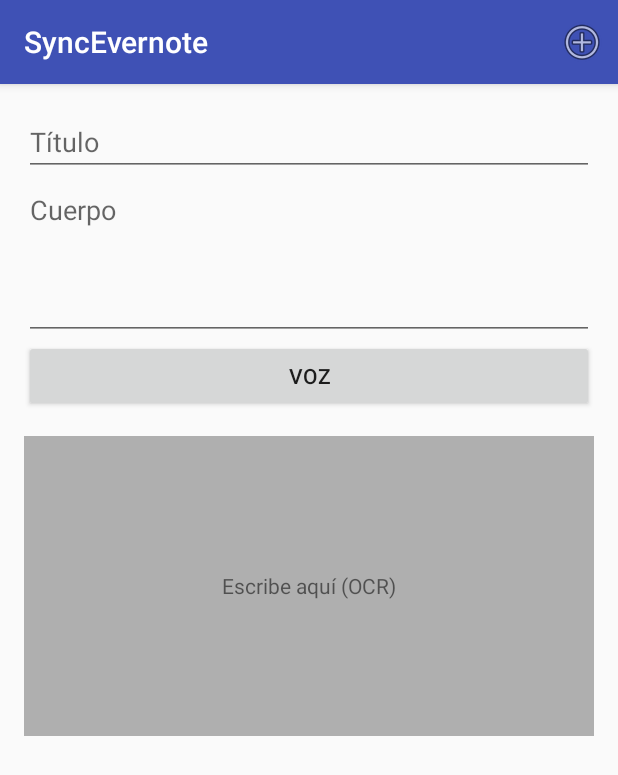
After one commit to jccarrillocodes/SyncEvernote, an Android app: the fragment AddNoteFragment placed in its activity, on a phone screen of 412 x 824 dp. The commit adds this screen. Shown: the top 775 px of the screen. Run offline under Robolectric (Android 15) with nearby library versions, the phone set to English and light mode, and no system bars; libraries missing offline, so code that uses them is left out: com.evernote.client, com.evernote.edam; 1 statement that could not run was skipped.

Commit message:
Vista de añadir nota y correcciones

```diff
--- /dev/null
+++ b/app/src/main/java/com/jccarrillo/syncevernote/fragment/AddNoteFragment.java
@@ -0,0 +1,154 @@
+package com.jccarrillo.syncevernote.fragment;
+
+import android.app.Activity;
+import android.content.Context;
+import android.content.Intent;
+import android.os.Bundle;
+import android.speech.RecognizerIntent;
+import android.support.annotation.Nullable;
+import android.support.v4.app.Fragment;
+import android.util.Log;
+import android.view.LayoutInflater;
+import android.view.Menu;
+import android.view.MenuInflater;
+import android.view.MenuItem;
+import android.view.View;
+import android.view.ViewGroup;
+import android.view.inputmethod.InputMethodManager;
+import android.widget.Button;
+import android.widget.EditText;
+import android.widget.Toast;
+
+import com.evernote.client.android.EvernoteUtil;
+import com.evernote.client.android.asyncclient.EvernoteCallback;
+import com.evernote.client.android.asyncclient.EvernoteNoteStoreClient;
+import com.evernote.edam.type.Note;
+import com.jccarrillo.syncevernote.R;
+import com.jccarrillo.syncevernote.activity.MainActivity;
+import com.jccarrillo.syncevernote.manager.EvernoteSessionManager;
+
+import java.util.ArrayList;
+
+/**
+ * Created by Juan Carlos on 29/10/2015.
+ */
+public class AddNoteFragment extends Fragment {
+
+    private static final int REQUEST_CODE = 0x1234;
+
+    private EditText etTitle;
+    private EditText etContent;
+    private Button btnVoice;
+    private View llSaving;
+
+    @Nullable
+    @Override
+    public View onCreateView(LayoutInflater inflater, ViewGroup container, Bundle savedInstanceState) {
+        return inflater.inflate(R.layout.fragment_add_note, container, false);
+    }
+
+    @Override
+    public void onViewCreated(View view, @Nullable Bundle savedInstanceState) {
+        super.onViewCreated(view, savedInstanceState);
+        initialize(view);
+        linkListeners();
+    }
+
+    private void initialize( View view ){
+        setRetainInstance(true);
+
+        etTitle = (EditText) view.findViewById(R.id.editText);
+        etContent = (EditText) view.findViewById(R.id.editText2);
+        btnVoice = (Button) view.findViewById(R.id.btnSpeak);
+        llSaving = view.findViewById(R.id.llSaving);
+
+        ((MainActivity)getActivity()).setupMenu(false,true);
+    }
+
+    private void linkListeners() {
+        btnVoice.setOnClickListener(onBtnVoiceClick);
+    }
+
+    private View.OnClickListener onBtnVoiceClick = new View.OnClickListener() {
+        @Override
+        public void onClick(View v) {
+            startVoiceRecognitionActivity();
+        }
+    };
+
+    private void startVoiceRecognitionActivity() {
+        Intent intent = new Intent(RecognizerIntent.ACTION_RECOGNIZE_SPEECH);
+        intent.putExtra(RecognizerIntent.EXTRA_LANGUAGE_MODEL, RecognizerIntent.LANGUAGE_MODEL_FREE_FORM);
+        intent.putExtra(RecognizerIntent.EXTRA_PROMPT, getString(R.string.voice_input_add));
+        startActivityForResult(intent, REQUEST_CODE);
+    }
+
+    @Override
+    public void onActivityResult(int requestCode, int resultCode, Intent data) {
+        if (requestCode == REQUEST_CODE && resultCode == Activity.RESULT_OK) {
+            // Populate the wordsList with the String values the recognition engine thought it heard
+            ArrayList<String> matches = data.getStringArrayListExtra( RecognizerIntent.EXTRA_RESULTS);
+            StringBuilder sb = new StringBuilder();
+            if( etContent.getText().length() != 0 ) {
+                sb.append(etContent.getText().toString());
+                sb.append("\n");
+            } else
+                sb.append(etContent.getText().toString());
+
+            for( String match: matches ) {
+                sb.append(match);
+                // Se deberían mostrar las posibilidades, pero no es el caso
+                break;
+            }
+
+            etContent.setText(sb);
+        }
+        super.onActivityResult(requestCode, resultCode, data);
+    }
+
+    @Override
+    public boolean onOptionsItemSelected(MenuItem item) {
+        if( item.getItemId() == R.id.action_add ){
+            addNote();
+        }
+        return super.onOptionsItemSelected(item);
+    }
+
+    private void addNote(){
+        if (!EvernoteSessionManager.getSession().isLoggedIn()) {
+            return;
+        }
+
+        llSaving.setVisibility(View.VISIBLE);
+        View view = getActivity().getCurrentFocus();
+        if (view != null) {
+            InputMethodManager imm = (InputMethodManager)getActivity().getSystemService(Context.INPUT_METHOD_SERVICE);
+            imm.hideSoftInputFromWindow(view.getWindowToken(), 0);
+        }
+
+        EvernoteNoteStoreClient noteStoreClient = EvernoteSessionManager.getSession().getEvernoteClientFactory().getNoteStoreClient();
+
+        Note note = new Note();
+        note.setTitle(etTitle.getText().toString());
+        note.setContent(EvernoteUtil.NOTE_PREFIX + etContent.getText().toString() + EvernoteUtil.NOTE_SUFFIX);
+
+        noteStoreClient.createNoteAsync(note, mOnCreateNoteAsync );
+    }
+
+    private EvernoteCallback<Note> mOnCreateNoteAsync = new EvernoteCallback<Note>() {
+        @Override
+        public void onSuccess(Note result) {
+            if( getActivity() != null ) {
+                Toast.makeText(getActivity().getApplicationContext(), result.getTitle() + " ha sido creada", Toast.LENGTH_LONG).show();
+                llSaving.setVisibility(View.GONE);
+                getFragmentManager().popBackStack();
+            }
+        }
+
+        @Override
+        public void onException(Exception exception) {
+            Toast.makeText(getActivity().getApplicationContext(), R.string.addnote_error, Toast.LENGTH_LONG).show();
+            llSaving.setVisibility(View.GONE);
+        }
+    };
+}
--- a/app/src/main/java/com/jccarrillo/syncevernote/fragment/MainFragment.java
+++ b/app/src/main/java/com/jccarrillo/syncevernote/fragment/MainFragment.java
@@ -176,7 +176,8 @@ public class MainFragment extends Fragment {
     private View.OnClickListener onActionButtonAddClick = new View.OnClickListener() {
         @Override
         public void onClick(View v) {
-
+            MainActivity activity = (MainActivity) getActivity();
+            activity.showAddNoteFragment();
         }
     };
 }
--- /dev/null
+++ b/app/src/main/res/layout/fragment_add_note.xml
@@ -0,0 +1,68 @@
+<?xml version="1.0" encoding="utf-8"?>
+<FrameLayout
+    xmlns:android="http://schemas.android.com/apk/res/android" android:layout_height="match_parent" android:layout_width="match_parent">
+
+    <LinearLayout
+        android:orientation="vertical" android:layout_width="match_parent"
+        android:layout_height="match_parent"
+        android:padding="@dimen/activity_horizontal_margin">
+
+        <EditText
+            android:layout_width="match_parent"
+            android:layout_height="wrap_content"
+            android:hint="@string/addnote_title"
+            android:id="@+id/editText" />
+
+        <EditText
+            android:layout_width="match_parent"
+            android:layout_height="wrap_content"
+            android:inputType="textMultiLine"
+            android:ems="10"
+            android:id="@+id/editText2"
+            android:hint="@string/addnote_content"
+            android:lines="4"
+            android:gravity="top|left" />
+
+        <Button android:id="@+id/btnSpeak"
+            android:layout_width="fill_parent"
+            android:layout_height="wrap_content"
+            android:text="@string/voice_input" />
+
+        <LinearLayout
+            android:orientation="vertical"
+            android:layout_width="match_parent"
+            android:layout_height="200dp"
+            android:gravity="center"
+            android:background="#FFAFAFAF"
+            android:layout_marginTop="@dimen/activity_vertical_margin">
+
+            <TextView
+                android:layout_width="wrap_content"
+                android:layout_height="wrap_content"
+                android:textAppearance="?android:attr/textAppearanceSmall"
+                android:text="@string/add_note_draw"
+                android:id="@+id/textView3" />
+        </LinearLayout>
+
+    </LinearLayout>
+
+    <LinearLayout
+        android:orientation="vertical"
+        android:layout_width="match_parent"
+        android:layout_height="match_parent"
+        android:background="#7FFFFFFF"
+        android:clickable="true"
+        android:gravity="center"
+        android:id="@+id/llSaving"
+        android:visibility="gone">
+
+        <ProgressBar
+            style="?android:attr/progressBarStyleLarge"
+            android:layout_width="wrap_content"
+            android:layout_height="wrap_content"
+            android:id="@+id/progressBar" />
+
+    </LinearLayout>
+
+
+</FrameLayout>
```
Also changed, not shown: app/src/main/java/com/jccarrillo/syncevernote/activity/MainActivity.java (+6 -1 lines).
